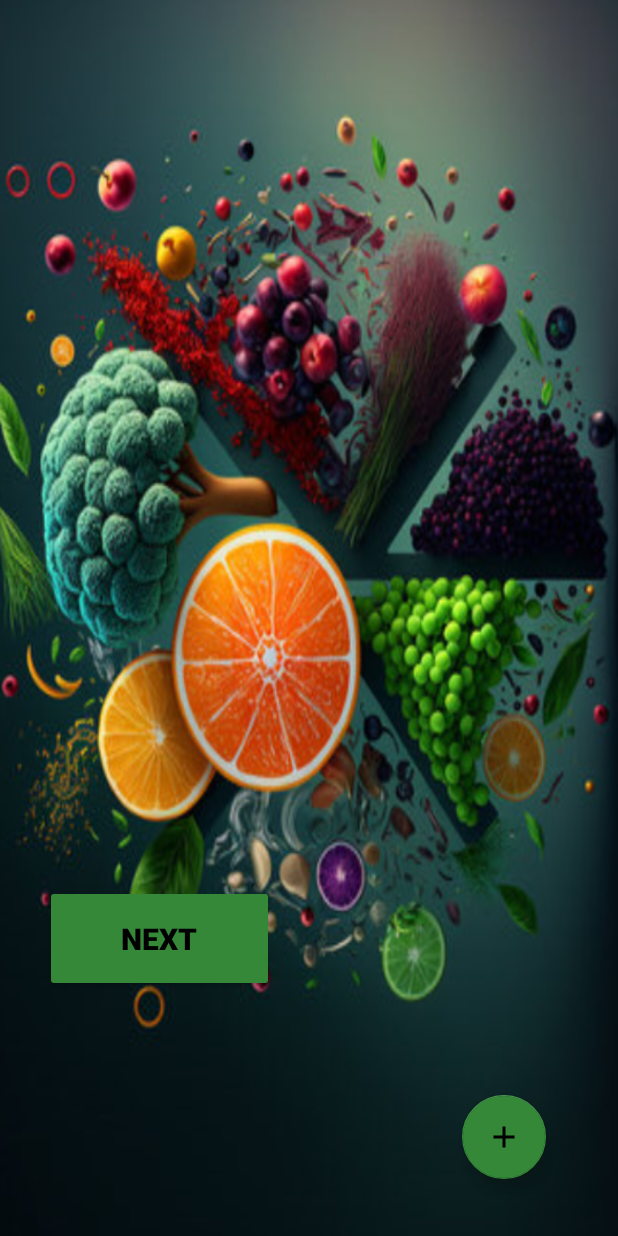
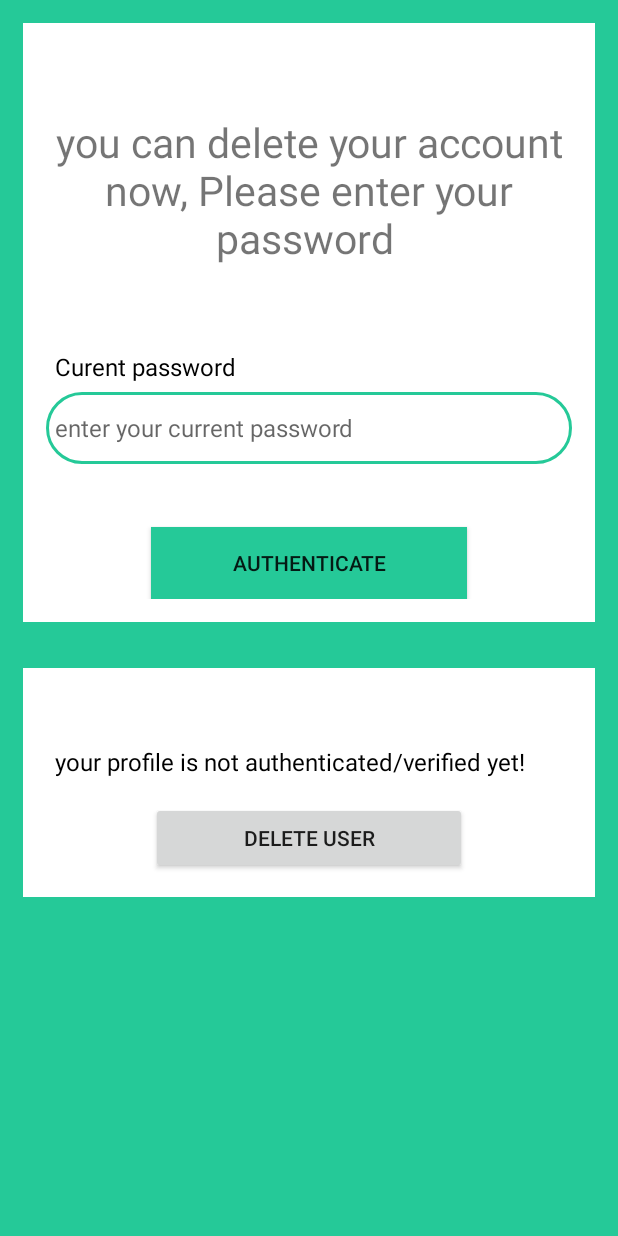
Before and after one commit to khadijaMadane/nutfit, an Android app: the IngregientsName screen opened directly, with no data from a screen before it, in the side drawer, after a tap on "aider", on a phone screen of 412 x 824 dp. Run offline under Robolectric (Android 15) with nearby library versions, the phone set to English and light mode, and no system bars; our stand-ins replace Firebase (no records; nobody signed in at launch, a user with empty details on screens opened directly).

Commit message:
changeees1

```diff
--- a/app/build.gradle
+++ b/app/build.gradle
@@ -48,5 +48,6 @@ dependencies {
     androidTestImplementation 'androidx.test.ext:junit:1.1.5'
     androidTestImplementation 'androidx.test.espresso:espresso-core:3.5.1'
     implementation 'de.hdodenhof:circleimageview:3.1.0'
+    implementation 'com.google.firebase:firebase-firestore-ktx:24.6.1'
 
 }
--- a/app/src/main/AndroidManifest.xml
+++ b/app/src/main/AndroidManifest.xml
@@ -11,6 +11,9 @@
         android:supportsRtl="true"
         android:theme="@style/Theme.NutFit"
         tools:targetApi="31">
+        <activity
+            android:name=".deleteAccount"
+            android:exported="false" />
         <activity
             android:name=".simplexe"
             android:exported="false" />
--- a/app/src/main/java/com/example/nutfit/IngregientsName.kt
+++ b/app/src/main/java/com/example/nutfit/IngregientsName.kt
@@ -8,6 +8,7 @@ import android.view.LayoutInflater
 import android.view.MenuItem
 import android.widget.Button
 import android.widget.EditText
+import android.widget.TextView
 import android.widget.Toast
 import androidx.appcompat.app.ActionBarDrawerToggle
 import androidx.appcompat.app.AlertDialog
@@ -16,9 +17,14 @@ import androidx.recyclerview.widget.LinearLayoutManager
 import androidx.recyclerview.widget.RecyclerView
 import com.google.android.material.floatingactionbutton.FloatingActionButton
 import com.google.android.material.navigation.NavigationView
+import com.google.firebase.auth.FirebaseAuth
+import com.google.firebase.auth.FirebaseUser
+import com.google.firebase.firestore.FirebaseFirestore
 
 class IngregientsName : AppCompatActivity() {
+    private lateinit var authProfile: FirebaseAuth
 
+    private var firebaseUser: FirebaseUser? = null
     private var ingredientCount=0
     lateinit var toggle: ActionBarDrawerToggle
     private lateinit var addsBtn: FloatingActionButton
@@ -62,8 +68,36 @@ class IngregientsName : AppCompatActivity() {
             }
 
         }
+        val navigationView = findViewById<NavigationView>(R.id.nav_view)
+         val headerView = navigationView.getHeaderView(0)
+
+        val db = FirebaseFirestore.getInstance()
+        val userID = FirebaseAuth.getInstance().currentUser!!.uid
+        val userRef = db.collection("users").document(userID) // Remplacez "users" par le nom de votre collection et "userId" par l'ID de l'utilisateur
+
+        userRef.get().addOnSuccessListener { document ->
+            if (document != null) {
+                val usernam = document.getString("Name")
+                println("userName est : $usernam")// Remplacez "username" par le nom du champ contenant le nom d'utilisateur dans votre document Firestore
+                if (usernam != null) {
+                    val usernameTextView = headerView.findViewById<TextView>(R.id.username) // Remplacez "usernameTextView" par l'ID de votre TextView
+                    usernameTextView.text = usernam
+                    usernameTextView.setText(usernam)
+                }
+            }}
 
 
+     val authProfile = FirebaseAuth.getInstance()
+        val firebaseUser = authProfile.currentUser
+
+        val userEmail= firebaseUser?.getEmail()
+
+    println("email est : $userEmail")
+
+
+    val emailTextView = headerView.findViewById<TextView>(R.id.email_nav)
+   // emailTextView.text = userEmail
+    emailTextView.setText(userEmail)
             val drawerLayout: DrawerLayout = findViewById(R.id.drawerLayoutId)
             val navView: NavigationView = findViewById(R.id.nav_view)
             toggle = ActionBarDrawerToggle(this, drawerLayout, R.string.open, R.string.close)
@@ -118,7 +152,7 @@ class IngregientsName : AppCompatActivity() {
                     }
                     R.id.aide -> {
                         // Handle "Help" click
-                        val intent = Intent(this, IngregientsName::class.java)
+                        val intent = Intent(this, deleteAccount::class.java)
                         startActivity(intent)
                         true
                     }
--- a/app/src/main/java/com/example/nutfit/changeEmail.java
+++ b/app/src/main/java/com/example/nutfit/changeEmail.java
@@ -52,6 +52,9 @@ public class changeEmail extends AppCompatActivity {
         firebaseUser= authProfile.getCurrentUser();
         //set old email on text view
         userOldEmail= firebaseUser.getEmail();
+
+
+
         TextView textViewOldEmail= findViewById(R.id.textView_update_email_old);
         textViewOldEmail.setText(userOldEmail);
         if(firebaseUser.equals("")){
--- /dev/null
+++ b/app/src/main/java/com/example/nutfit/deleteAccount.java
@@ -0,0 +1,200 @@
+package com.example.nutfit;
+
+import androidx.annotation.NonNull;
+import androidx.appcompat.app.AlertDialog;
+import androidx.appcompat.app.AppCompatActivity;
+import androidx.core.content.ContextCompat;
+
+import android.annotation.SuppressLint;
+import android.content.DialogInterface;
+import android.content.Intent;
+import android.os.Bundle;
+import android.text.TextUtils;
+import android.view.View;
+import android.widget.Button;
+import android.widget.EditText;
+import android.widget.ProgressBar;
+import android.widget.TextView;
+import android.widget.Toast;
+
+import com.google.android.gms.tasks.OnCompleteListener;
+import com.google.android.gms.tasks.Task;
+import com.google.firebase.auth.AuthCredential;
+import com.google.firebase.auth.EmailAuthProvider;
+import com.google.firebase.auth.FirebaseAuth;
+import com.google.firebase.auth.FirebaseUser;
+
+public class deleteAccount extends AppCompatActivity {
+    private FirebaseAuth authProfite;
+
+    private FirebaseUser firebaseUser;
+
+    private EditText editTextUserPwd ;
+    private TextView TextViewAuthenticated;
+    private ProgressBar progressBar2;
+
+    private String userPwd;
+    private Button buttonReAuthenticate, buttonDeleteUser;
+    @SuppressLint("MissingInflatedId")
+    @Override
+    protected void onCreate(Bundle savedInstanceState) {
+        super.onCreate(savedInstanceState);
+        setContentView(R.layout.activity_delete_account);
+
+        progressBar2 = findViewById(R.id.progressBarrr);
+        editTextUserPwd =findViewById(R.id.editext_delete_acc_pwd);
+        TextViewAuthenticated =findViewById(R.id.textView_delet_account_authentificated);
+
+        buttonDeleteUser =findViewById(R.id.button_delete_user);
+
+        buttonReAuthenticate= findViewById(R.id.button_authenticate_pwdd);
+        //Disabte Delete User Button until User is authenticated buttonDeleteuser.setEnabled(false);
+
+        authProfite = FirebaseAuth.getInstance();
+
+        firebaseUser = authProfite.getCurrentUser();
+
+        if (firebaseUser.equals("")) {
+
+            Toast.makeText( deleteAccount.this,  "Something went wrong!" + "User Detail;s are not available at the moment.", Toast.LENGTH_SHORT).show();
+            Intent intent = new Intent(deleteAccount.this, SignIn.class); startActivity(intent);
+
+            finish();
+
+        } else {
+
+            reAuthenticateUser (firebaseUser);}
+    }
+
+    private void reAuthenticateUser(FirebaseUser firebaseUser) {
+        buttonReAuthenticate.setOnClickListener(new View.OnClickListener() {
+            @Override
+            public void onClick(View v) {
+                //Obtain password for authentication
+                userPwd = editTextUserPwd.getText().toString();
+                if(TextUtils.isEmpty(userPwd)){
+                    Toast.makeText(deleteAccount.this,"password is needed ", Toast.LENGTH_LONG).show();
+                    editTextUserPwd.setError("please enter your password for authentication");
+                    editTextUserPwd.requestFocus();
+                }else{
+                    progressBar2.setVisibility(View.VISIBLE);
+                    AuthCredential credential= EmailAuthProvider.getCredential(firebaseUser.getEmail(), userPwd);
+                    firebaseUser.reauthenticate(credential).addOnCompleteListener(new OnCompleteListener<Void>() {
+                        @Override
+                        public void onComplete(@NonNull Task<Void> task) {
+                            if(task.isSuccessful()){
+                                progressBar2.setVisibility(View.GONE);
+
+                                //
+
+                                editTextUserPwd.setEnabled(false);
+
+                                buttonReAuthenticate.setEnabled(false);
+                                buttonDeleteUser.setEnabled(true);
+                                TextViewAuthenticated.setText("you can authenticated, you can change your password now;");
+                                Toast.makeText(deleteAccount.this,"password has been verified"+"you can delete now your account,be careful,this action is irreversible", Toast.LENGTH_LONG).show();
+
+                                //change color of update button
+                                buttonDeleteUser.setBackgroundTintList(ContextCompat.getColorStateList(deleteAccount.this,R.color.green));
+                                buttonDeleteUser.setOnClickListener(new View.OnClickListener() {
+                                    @Override
+                                    public void onClick(View v) {
+
+                                        showAleartDialog();
+
+
+                                    }
+
+
+
+
+                                });
+                            }
+                            else {
+                                progressBar2.setVisibility(View.GONE);
+                                try {
+                                    throw task.getException();
+                                }
+                                catch (Exception e){
+                                    Toast.makeText(deleteAccount.this, e.getMessage(), Toast.LENGTH_LONG).show();
+
+                                }
+                            }
+
+                        }
+                    });
+                }
+            }
+        });
+    }
+    private void showAleartDialog() {
+        //Setup the Alert Builder
+
+        AlertDialog.Builder builder =new AlertDialog.Builder( deleteAccount.this);
+        builder.setTitle("delete user and related data");
+        builder.setMessage("Do you really want to delete  your profile and related data?");
+
+//Open Email Apps if User clicks/taps Continue button
+
+        builder.setPositiveButton("continue", new DialogInterface.OnClickListener() {
+            @Override
+            public void onClick(DialogInterface dialog, int which) {
+                deleteUser(firebaseUser);
+            }
+        });
+        builder.setNegativeButton("cancel", new DialogInterface.OnClickListener() {
+            @Override
+            public void onClick(DialogInterface dialog, int which) {
+                Intent intent =new Intent(deleteAccount.this, deleteAccount.class);
+                startActivity(intent);
+                finish();
+
+            }
+        });
+        AlertDialog alertDialog= builder.create();
+        alertDialog.setOnShowListener(new DialogInterface.OnShowListener() {
+            @Override
+            public void onShow(DialogInterface dialog) {
+                alertDialog.getButton(AlertDialog.BUTTON_POSITIVE).setTextColor(getResources().getColor(R.color.green));
+            }
+        });
+//Show the AlertDialog
+        alertDialog.show();
+    }
+
+    private void deleteUser(FirebaseUser firebaseUser) {
+        firebaseUser.delete().addOnCompleteListener(new OnCompleteListener<Void>() {
+            @Override
+            public void onComplete(@NonNull Task<Void> task) {
+                if (task.isSuccessful()) {
+
+                    authProfite.signOut();
+
+                    Toast.makeText(deleteAccount.this, "User has been deleted!",
+
+                            Toast.LENGTH_SHORT).show();
+
+                    Intent intent = new Intent(deleteAccount.this, SignIn.class);
+
+                    startActivity(intent);
+
+                    finish();
+
+                } else {
+
+                    try {
+
+                        throw task.getException();
+
+                    } catch (Exception e) {
+
+                        Toast.makeText(deleteAccount.this, e.getMessage(), Toast.LENGTH_SHORT).show();
+
+                        progressBar2.setVisibility(View.GONE);
+
+                    }
+                }
+            }
+        });
+
+    }}
--- /dev/null
+++ b/app/src/main/res/layout/activity_delete_account.xml
@@ -0,0 +1,130 @@
+<?xml version="1.0" encoding="utf-8"?>
+<ScrollView xmlns:android="http://schemas.android.com/apk/res/android"
+    xmlns:app="http://schemas.android.com/apk/res-auto"
+    xmlns:tools="http://schemas.android.com/tools"
+    android:layout_width="match_parent"
+    android:layout_height="match_parent"
+    android:background="@color/green"
+    tools:context=".deleteAccount">
+    <RelativeLayout
+        android:layout_width="match_parent"
+        android:layout_height="wrap_content">
+
+        <RelativeLayout
+            android:id="@+id/RL_delete"
+            android:layout_width="match_parent"
+            android:layout_height="wrap_content"
+            android:layout_marginStart="15dp"
+            android:layout_marginTop="15dp"
+            android:layout_marginEnd="15dp"
+            android:layout_marginBottom="15dp"
+            android:background="@color/white"
+            android:padding="15dp">
+
+            <TextView
+                android:id="@+id/textView_delete_acc_head"
+                android:layout_width="match_parent"
+                android:layout_height="wrap_content"
+                android:layout_alignParentTop="true"
+                android:layout_marginTop="45dp"
+                android:text="you can delete your account now, Please enter your password "
+                android:textAlignment="center"
+                android:textSize="27sp" />
+
+            <TextView
+                android:id="@+id/textView_delete_acc_pwd"
+                android:layout_width="match_parent"
+                android:layout_height="wrap_content"
+                android:layout_below="@id/textView_delete_acc_head"
+                android:layout_marginTop="50dp"
+                android:padding="6dp"
+                android:text="Curent password"
+                android:textColor="@color/black"
+                android:textSize="16sp"
+
+                />
+            <EditText
+                android:id="@+id/editext_delete_acc_pwd"
+                android:layout_width="match_parent"
+                android:layout_height="wrap_content"
+                android:layout_below="@id/textView_delete_acc_pwd"
+                android:background="@drawable/custo_editext"
+                android:hint="enter your current password"
+                android:inputType="textPassword"
+                android:minHeight="48dp"
+                android:padding="6dp"
+                android:textSize="16sp"
+                android:textColor="@color/black"
+                />
+
+
+            <Button
+                android:id="@+id/button_authenticate_pwdd"
+                android:layout_width="match_parent"
+                android:layout_height="wrap_content"
+                android:layout_below="@id/editext_delete_acc_pwd"
+                android:layout_marginLeft="70dp"
+                android:layout_marginTop="42dp"
+                android:layout_marginRight="70dp"
+                android:text="authenticate"
+                android:background="@color/green"
+                />
+
+            <ProgressBar
+                android:layout_width="wrap_content"
+                android:layout_height="wrap_content"
+                style ="?android:attr/progressBarStyleLarge"
+                android:layout_centerVertical="true"
+                android:id="@+id/progressBarrr"
+                android:layout_centerHorizontal="true"
+                android:elevation="10dp"
+                android:visibility="gone"
+                />
+
+        </RelativeLayout>
+        <RelativeLayout
+
+            android:layout_width="match_parent"
+            android:layout_height="wrap_content"
+            android:layout_marginStart="15dp"
+            android:layout_marginTop="15dp"
+            android:layout_marginEnd="15dp"
+            android:layout_marginBottom="15dp"
+            android:background="@color/white"
+            android:padding="15dp"
+            android:layout_below="@id/RL_delete">
+
+            <TextView
+                android:id="@+id/textView_delet_account_authentificated"
+                android:layout_width="match_parent"
+                android:layout_height="wrap_content"
+
+                android:layout_marginTop="30dp"
+                android:padding="6dp"
+                android:text="your profile is not authenticated/verified yet!"
+                android:textColor="@color/black"
+                android:textSize="16sp"
+
+                />
+
+
+
+
+
+
+            <Button
+                android:id="@+id/button_delete_user"
+                android:layout_width="match_parent"
+                android:layout_height="wrap_content"
+                android:layout_below="@id/textView_delet_account_authentificated"
+                android:layout_marginLeft="70dp"
+                android:layout_marginTop="10dp"
+                android:layout_marginRight="70dp"
+                android:text="delete user"
+
+                />
+        </RelativeLayout>
+    </RelativeLayout>
+
+
+</ScrollView>
--- a/app/src/main/res/layout/nav_header.xml
+++ b/app/src/main/res/layout/nav_header.xml
@@ -22,15 +22,14 @@
         android:id="@+id/username"
         android:layout_width="match_parent"
         android:layout_height="wrap_content"
-        android:text="TextView"
 
         android:paddingTop="8dp"
         android:textSize="20dp"/>
     <TextView
-
+        android:id="@+id/email_nav"
         android:layout_width="wrap_content"
         android:layout_height="wrap_content"
-        android:text="khadija@gmail.com"
+
 
         android:paddingTop="8dp"
         android:textSize="20dp"/>
```
Also changed, not shown: app/src/main/java/com/example/nutfit/SignUp.kt (+38 -58 lines).
